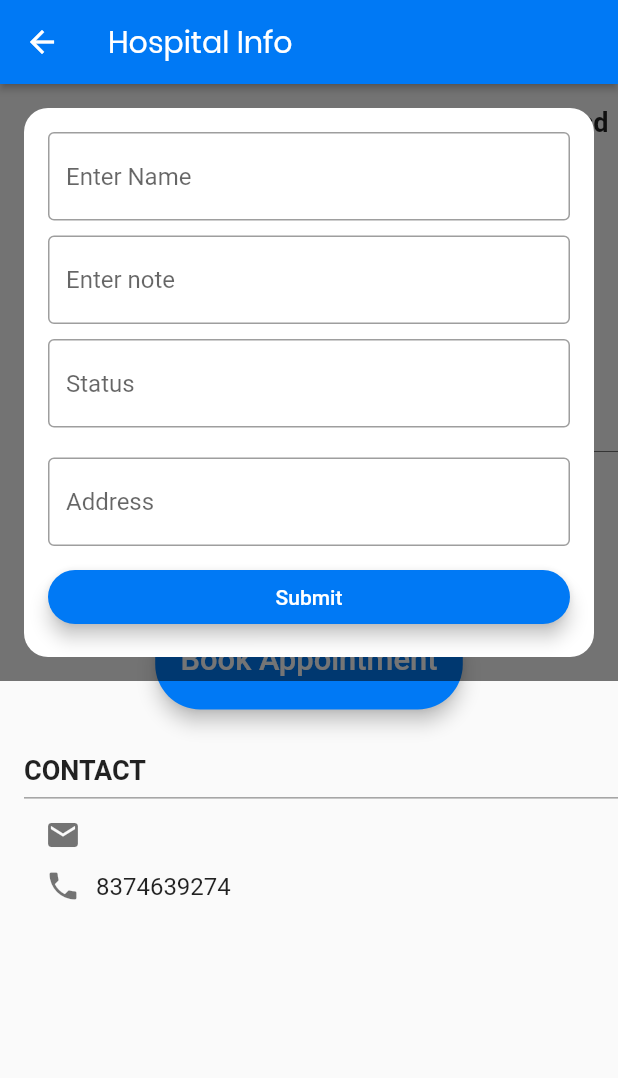
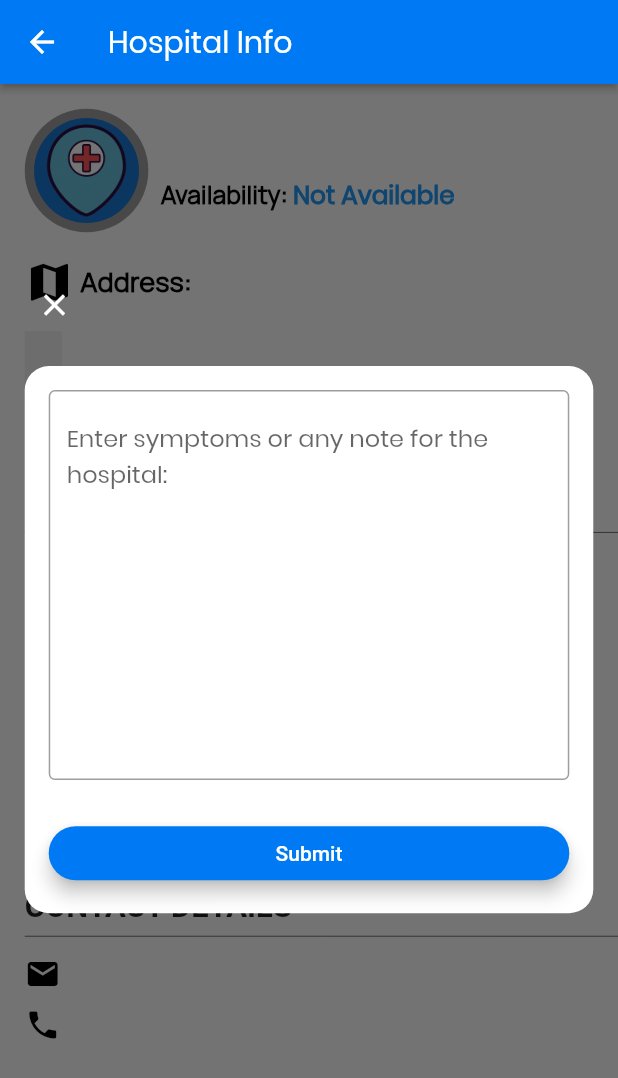
Before and after one commit to saarthak08/Hospitality-MobileClient, a Flutter app: the HospitalInfo screen opened directly with empty values, after a tap on "Book Appointment", on a phone screen of 412 x 824 dp. Shown: the top 1078 px of the screen. Run offline on Flutter 3.47's test engine with Material 2 defaults, Android fonts, the phone set to English and light mode, and no system bars; our stand-ins replace fluttertoast, google_maps_flutter, location, shared_preferences, sliding_up_panel; accounts and stored records are empty; Roboto replaces fonts that are missing (Ubuntu).

Commit message:
update hospital info screen

```diff
--- a/lib/src/models/appointment.dart
+++ b/lib/src/models/appointment.dart
@@ -2,8 +2,12 @@ class Appointment {
   String date;
   String status;
   String hospitalName;
+  String note;
 
-  Appointment({this.date,this.hospitalName,this.status});
+  String get getNote => note;
+
+  set setNote(String note) => this.note = note;
+  Appointment({this.date, this.hospitalName, this.status});
 
   String get getDate => date;
 
@@ -24,5 +28,6 @@ class Appointment {
     this.date = responseMap["date"];
     this.status = responseMap["status"];
     this.hospitalName = responseMap["hospitalName"];
+    this.note = responseMap["note"];
   }
 }
--- a/lib/src/resources/network/network_calls.dart
+++ b/lib/src/resources/network/network_calls.dart
@@ -1,7 +1,7 @@
 import 'package:hospitality/src/models/user.dart';
 import 'package:http/http.dart' show Response;
 
-final String baseURL = "http://192.168.43.197:5000";
+final String baseURL = "http://192.168.43.193:5000";
 
 abstract class NetworkCalls {
   Future<Response> login(
--- a/lib/src/screens/hospital_home_screen.dart
+++ b/lib/src/screens/hospital_home_screen.dart
@@ -13,7 +13,6 @@ class _HospitalDashboardState extends State<HospitalDashboard> {
   double viewportHeight;
   double viewportWidth;
 
-  final GlobalKey<FormState> _formKey = GlobalKey<FormState>();
 
   Widget _hospital(BuildContext context) {
     return HospitalInfo();
--- a/lib/src/screens/hospital_info_screen.dart
+++ b/lib/src/screens/hospital_info_screen.dart
@@ -1,15 +1,18 @@
 import 'package:flutter/cupertino.dart';
 import 'package:flutter/material.dart';
+import 'package:hospitality/src/dialogs/confirm_booking_appointment_dialog.dart';
 import 'package:hospitality/src/models/hospital.dart';
 import '../helpers/dimensions.dart';
 
 class HospitalInfo extends StatefulWidget {
   final Hospital hospital;
+  final int inputDistance;
 
-  HospitalInfo({this.hospital});
+  HospitalInfo({this.hospital, this.inputDistance});
 
   @override
-  _HospitalInfoState createState() => _HospitalInfoState(hospital: hospital);
+  _HospitalInfoState createState() =>
+      _HospitalInfoState(hospital: hospital, inputDistance: this.inputDistance);
 }
 
 class _HospitalInfoState extends State<HospitalInfo> {
@@ -17,16 +20,18 @@ class _HospitalInfoState extends State<HospitalInfo> {
   bool formVisible = false;
   double viewportHeight;
   double viewportWidth;
+  int inputDistance;
   Hospital hospital;
+  String noteAppointment;
 
-  _HospitalInfoState({@required this.hospital});
+  _HospitalInfoState({@required this.hospital, this.inputDistance});
 
   Widget _buildForm() {
     viewportHeight = getViewportHeight(context);
     viewportWidth = getViewportWidth(context);
 
     return Container(
-        margin: const EdgeInsets.all(16.0),
+        margin: EdgeInsets.all(viewportHeight * 0.02),
         decoration: BoxDecoration(
           color: Colors.white,
           borderRadius: BorderRadius.circular(16.0),
@@ -37,50 +42,28 @@ class _HospitalInfoState extends State<HospitalInfo> {
           children: <Widget>[
             TextFormField(
               decoration: InputDecoration(
-                hintText: "Enter Name",
+                hintText: "Enter symptoms or any note for the hospital: ",
                 border: OutlineInputBorder(),
+                hintStyle: TextStyle(
+                  fontFamily: "Poppins",
                 ),
+              ),
+              style: TextStyle(
+                fontFamily: "Poppins",
+              ),
+              maxLines: 10,
               onSaved: (String value) {
-                //  _formData['name'] = value;
+                noteAppointment = value;
+              },
+              validator: (String value) {
+                if (value.isEmpty) {
+                  return "cannot be empty";
+                } else {
+                  return null;
+                }
               },
             ),
-            const SizedBox(height: 10.0),
-            TextFormField(
-              obscureText: true,
-              decoration: InputDecoration(
-                hintText: "Enter note",
-                border: OutlineInputBorder(),
-              ),
-              onSaved: (String value) {
-                // _formData['password'] = value;
-              },
-            ),
-            const SizedBox(height: 10.0),
-            TextFormField(
-              obscureText: true,
-              decoration: InputDecoration(
-                hintText: "Status",
-                border: OutlineInputBorder(),
-              ),
-            ),
-            const SizedBox(height: 10.0),
-            SizedBox(height: 10.0),
-            TextFormField(
-              decoration: InputDecoration(
-                hintText: "Address",
-                border: OutlineInputBorder(),
-              ),
-              validator: (String value) {
-                if (value.isEmpty) {
-                  return 'Address can not be left empty.';
-                }
-                return null;
-              },
-              onSaved: (String value) {
-                //  _formData['username'] = value;
-              },
-            ),
-            const SizedBox(height: 10.0),
+            SizedBox(height: viewportHeight * 0.03),
             RaisedButton(
               color: Theme.of(context).primaryColor,
               textColor: Colors.white,
@@ -104,6 +87,10 @@ class _HospitalInfoState extends State<HospitalInfo> {
       return;
     }
     _formKey.currentState.save();
+    confirmAppointment(
+        context: context,
+        note: noteAppointment,
+        hospitalEmail: hospital.getEmail);
   }
 
   @override
@@ -135,24 +122,50 @@ class _HospitalInfoState extends State<HospitalInfo> {
               crossAxisAlignment: CrossAxisAlignment.start,
               children: <Widget>[
                 SizedBox(
-                  height: 15,
+                  height: viewportHeight * 0.02,
                 ),
                 _buildHeader(),
+                _buildAddress(),
                 Container(
-                  margin: const EdgeInsets.all(16.0),
-                  padding: const EdgeInsets.all(16.0),
+                    margin: EdgeInsets.all(viewportHeight * 0.02),
+                    padding: EdgeInsets.all(viewportHeight * 0.015),
                     decoration: BoxDecoration(color: Colors.grey.shade200),
                     child: Text(
-                      "Our team of over 7000 doctors join us in giving you the best of modern healthcare to ensure you stay healthy, always."),
+                      hospital.getNote,
+                      style: TextStyle(
+                          fontFamily: "BalooTamma2",
+                          fontSize: viewportHeight * 0.02),
+                    )),
+                SizedBox(
+                  height: viewportHeight * 0.04,
                 ),
-                _buildTitle("Availability"),
-                SizedBox(height: 10.0),
-                _buildSkillRow("Beds", 0.75),
+                _buildTitle("Stats"),
+                SizedBox(height: viewportHeight * 0.015),
+                hospital.getTotalBeds == 0 || hospital.getAvailableBeds == 0
+                    ? _buildSkillRow("Beds", 0, 0, 0)
+                    : _buildSkillRow(
+                        "Beds",
+                        hospital.getAvailableBeds / hospital.getTotalBeds,
+                        hospital.getAvailableBeds,
+                        hospital.getTotalBeds),
                 SizedBox(height: 5.0),
-                _buildSkillRow("Doctors", 0.6),
+                hospital.getAvailableDoctors == 0 ||
+                        hospital.getTotalDoctors == 0
+                    ? _buildSkillRow("Doctors", 0, 0, 0)
+                    : _buildSkillRow(
+                        "Doctors",
+                        hospital.getAvailableDoctors / hospital.getTotalDoctors,
+                        hospital.getAvailableDoctors,
+                        hospital.getTotalDoctors),
                 SizedBox(height: 5.0),
-                _buildSkillRow("Distance", 0.65),
-                SizedBox(height: 30.0),
+                hospital.getDistance == 0
+                    ? _buildSkillRow("Displacement (km)", 0, 0, inputDistance)
+                    : _buildSkillRow(
+                        "Displacement (km)",
+                        hospital.getDistance / inputDistance,
+                        hospital.getDistance.toInt(),
+                        inputDistance),
+                SizedBox(height: viewportHeight * 0.04),
                 Row(
                   mainAxisAlignment: MainAxisAlignment.center,
                   children: <Widget>[
@@ -163,16 +176,16 @@ class _HospitalInfoState extends State<HospitalInfo> {
                       splashColor: Colors.blue,
                       color: Theme.of(context).primaryColor,
                       child: Container(
-                        width: viewportWidth * 0.42,
-                        height: viewportHeight * 0.08,
+                        width: viewportWidth * 0.4,
+                        height: viewportHeight * 0.06,
                         alignment: Alignment.center,
                         child: Text(
                           'Book Appointment',
                           textAlign: TextAlign.center,
                           style: TextStyle(
                             color: Colors.white,
-                            fontFamily: "Ubuntu",
-                            fontSize: viewportHeight * 0.025,
+                            fontFamily: "Poppins",
+                            fontSize: viewportHeight * 0.018,
                           ),
                         ),
                       ),
@@ -185,21 +198,19 @@ class _HospitalInfoState extends State<HospitalInfo> {
                     ),
                   ],
                 ),
-                SizedBox(height: 30.0),
-                _buildTitle("Contact"),
+                SizedBox(height: viewportHeight * 0.06),
+                _buildTitle("Contact Details"),
                 SizedBox(height: 5.0),
                 Row(
                   children: <Widget>[
-                    SizedBox(width: 30.0),
+                    SizedBox(width: viewportWidth * 0.04),
                     Icon(
                       Icons.mail,
-                      color: Colors.black54,
+                      color: Colors.black,
                     ),
                     SizedBox(width: 10.0),
                     Text(
-                      hospital.getEmail == null
-                          ? "website.com"
-                          : hospital.getEmail,
+                      hospital.getEmail,
                       style: TextStyle(fontSize: 16.0),
                     ),
                   ],
@@ -207,83 +218,115 @@ class _HospitalInfoState extends State<HospitalInfo> {
                 SizedBox(height: 10.0),
                 Row(
                   children: <Widget>[
-                    SizedBox(width: 30.0),
+                    SizedBox(width: viewportWidth * 0.04),
                     Icon(
                       Icons.phone,
-                      color: Colors.black54,
+                      color: Colors.black,
                     ),
                     SizedBox(width: 10.0),
                     Text(
-                      '8374639274',
+                      hospital.getContactNo,
                       style: TextStyle(fontSize: 16.0),
                     ),
                   ],
                 ),
-                SizedBox(height: 20.0),
               ],
             ),
-            AnimatedSwitcher(
+            formVisible
+                ? AnimatedSwitcher(
                     duration: Duration(milliseconds: 200),
                     child: (!formVisible)
                         ? null
-                  : SingleChildScrollView(
+                        : Center(
+                            child: SingleChildScrollView(
                               child: Container(
+                                color: Colors.black54,
                                 height: viewportHeight,
+                                alignment: Alignment.center,
                                 child: Form(
                                   key: _formKey,
                                   child: Column(
+                                    mainAxisAlignment: MainAxisAlignment.start,
                                     children: <Widget>[
+                                      SizedBox(
+                                        height: viewportHeight * 0.15,
+                                      ),
                                       Container(
-                                color: Colors.black54,
+                                          alignment: Alignment.centerLeft,
+                                          margin: EdgeInsets.only(
+                                              left: viewportWidth * 0.03),
+                                          child: IconButton(
+                                            color: Colors.white,
+                                            icon: Icon(Icons.clear),
+                                            onPressed: () {
+                                              setState(() {
+                                                formVisible = false;
+                                              });
+                                            },
+                                          )),
+                                      Container(
                                         alignment: Alignment.center,
                                         child: AnimatedSwitcher(
                                           duration: Duration(milliseconds: 300),
                                           child: _buildForm(),
                                         ),
-                              ),
+                                      )
                                     ],
                                   ),
                                 ),
                               ),
                             ),
-            ),
+                          ))
+                : Container(),
           ],
         ),
       ),
     );
   }
 
-  Row _buildSkillRow(String skill, double level) {
+  Row _buildSkillRow(String skill, double level, int avail, int total) {
     return Row(
+      mainAxisAlignment: MainAxisAlignment.spaceBetween,
+      mainAxisSize: MainAxisSize.max,
+      crossAxisAlignment: CrossAxisAlignment.center,
       children: <Widget>[
-        SizedBox(width: 16.0),
+        SizedBox(width: viewportHeight * 0.02),
         Expanded(
             flex: 2,
             child: Text(
-              skill.toUpperCase(),
-              textAlign: TextAlign.right,
+              skill,
+              style: TextStyle(
+                  fontFamily: "Poppins",
+                  fontWeight: FontWeight.bold,
+                  fontSize: viewportHeight * 0.02),
+              textAlign: TextAlign.left,
             )),
-        SizedBox(width: 10.0),
         Expanded(
-          flex: 5,
+            flex: 1,
+            child: Container(
                 child: LinearProgressIndicator(
               value: level,
-          ),
-        ),
-        SizedBox(width: 16.0),
+            ))),
+        SizedBox(width: viewportWidth * 0.02),
+        Expanded(
+            child: Text(
+          "$avail/$total",
+          style: TextStyle(fontWeight: FontWeight.bold, fontFamily: "Manrope"),
+        )),
       ],
     );
   }
 
   Widget _buildTitle(String title) {
     return Padding(
-      padding: const EdgeInsets.only(left: 16.0),
+      padding: EdgeInsets.only(left: viewportHeight * 0.02),
       child: Column(
         crossAxisAlignment: CrossAxisAlignment.start,
         children: <Widget>[
           Text(
             title.toUpperCase(),
-            style: TextStyle(fontSize: 18.0, fontWeight: FontWeight.bold),
+            style: TextStyle(
+                fontSize: viewportHeight * 0.025, fontWeight: FontWeight.bold),
           ),
           Divider(
             color: Colors.black54,
@@ -293,45 +336,99 @@ class _HospitalInfoState extends State<HospitalInfo> {
     );
   }
 
+  Widget _buildAddress() {
+    return Container(
+        padding: EdgeInsets.only(
+            top: viewportHeight * 0.02,
+            left: viewportWidth * 0.04,
+            right: viewportWidth * 0.04),
+        child: Row(
+          mainAxisAlignment: MainAxisAlignment.start,
+          children: <Widget>[
+            Icon(
+              Icons.map,
+              size: viewportHeight * 0.04,
+              color: Colors.black,
+            ),
+            SizedBox(width: viewportWidth * 0.01),
+            Flexible(
+                child: Container(
+                    child: Column(
+                        crossAxisAlignment: CrossAxisAlignment.start,
+                        mainAxisAlignment: MainAxisAlignment.start,
+                        children: <Widget>[
+                  RichText(
+                      text: TextSpan(
+                          text: "Address: ",
+                          style: TextStyle(
+                              fontSize: viewportHeight * 0.022,
+                              color: Colors.black,
+                              fontWeight: FontWeight.bold,
+                              fontFamily: "Manrope"),
+                          children: <TextSpan>[
+                        TextSpan(
+                          text: hospital.getAddress,
+                          style: TextStyle(
+                              fontSize: viewportHeight * 0.022,
+                              color: Colors.blue,
+                              fontWeight: FontWeight.bold,
+                              fontFamily: "Poppins"),
+                        )
+                      ])),
+                ]))),
+          ],
+        ));
+  }
+
   Row _buildHeader() {
     return Row(
       children: <Widget>[
-        SizedBox(width: viewportHeight*0.02),
+        SizedBox(width: viewportHeight * 0.02),
         Container(
-            width: 80.0,
-            height: 80.0,
+            width: viewportWidth * 0.2,
+            height: viewportHeight * 0.1,
             child: CircleAvatar(
                 radius: 40,
                 backgroundColor: Colors.grey,
                 child: CircleAvatar(
                     radius: 35.0,
                     backgroundImage: AssetImage('assets/img/splash_bg.png')))),
-        SizedBox(width: 20.0),
+        SizedBox(width: viewportWidth * 0.02),
         Flexible(
             child: Container(
                 child: Column(
+          crossAxisAlignment: CrossAxisAlignment.start,
           children: <Widget>[
             Text(
-              "fjskldjflaksdjfkldfklasdklfjaksdf;asdkfjsdlkfj",
-              style: TextStyle(fontSize: 18.0, fontWeight: FontWeight.bold),
+              hospital.getName,
+              style: TextStyle(
+                  fontSize: viewportHeight * 0.024,
+                  fontWeight: FontWeight.bold,
+                  fontFamily: "Poppins"),
             ),
-            SizedBox(height: 10.0),
-            Text('Availability status'),
+            SizedBox(height: viewportHeight * 0.01),
+            RichText(
+                textAlign: TextAlign.start,
+                text: TextSpan(
+                    text: "Availability: ",
+                    style: TextStyle(
+                        fontSize: viewportHeight * 0.02,
+                        color: Colors.black,
+                        fontWeight: FontWeight.bold,
+                        fontFamily: "Manrope"),
+                    children: <TextSpan>[
+                      TextSpan(
+                        text: hospital.getAvailability
+                            ? "Available"
+                            : "Not Available",
+                        style: TextStyle(
+                            fontSize: viewportHeight * 0.02,
+                            color: Colors.blue,
+                            fontWeight: FontWeight.bold,
+                            fontFamily: "Poppins"),
+                      )
+                    ])),
             SizedBox(height: 5.0),
-            Row(
-              children: <Widget>[
-                Icon(
-                  Icons.map,
-                  size: 12.0,
-                  color: Colors.black54,
-                ),
-                SizedBox(width: 10.0),
-                Text(
-                  'address',
-                  style: TextStyle(color: Colors.black54),
-                ),
-              ],
-            ),
           ],
         )))
       ],
--- a/lib/src/screens/search_hospital_screen.dart
+++ b/lib/src/screens/search_hospital_screen.dart
@@ -267,7 +267,7 @@ class _SearchHospitalScreenState extends State<SearchHospitalScreen> {
             } else {
               hospitalListProvider.setHospitalLists = hospitals;
               Navigator.pop(context);
-              Navigator.push(context, BouncyPageRoute(widget: MapView()));
+              Navigator.push(context, BouncyPageRoute(widget: MapView(inputDistance: distance.toInt(),)));
             }
           } else if (value.statusCode == 404) {
             Navigator.pop(context);
--- a/lib/src/widgets/hospital_list_view_item.dart
+++ b/lib/src/widgets/hospital_list_view_item.dart
@@ -14,8 +14,9 @@ class HospitalListViewItem extends StatelessWidget {
   final Completer<GoogleMapController> controller;
   static var viewportHeight;
   static var viewportWidth;
+  final int inputDistance;
 
-  HospitalListViewItem({this.hospital, this.controller, this.panelController});
+  HospitalListViewItem({this.hospital, this.controller, this.panelController, this.inputDistance});
 
   @override
   Widget build(BuildContext context) {
@@ -120,7 +121,7 @@ class HospitalListViewItem extends StatelessWidget {
                     Navigator.push(
                       context,
                       BouncyPageRoute(
-                        widget: HospitalInfo(hospital:hospital),
+                        widget: HospitalInfo(hospital:hospital,inputDistance:inputDistance),
                       ),
                     );
                   },
```
Also changed, not shown: lib/src/dialogs/confirm_booking_appointment_dialog.dart (added, +65 -0 lines), lib/src/models/hospital.dart (+44 -26 lines), lib/src/models/user.dart (+20 -10 lines), lib/src/screens/map_screen.dart (+11 -5 lines). Lines whose indentation alone changed are shown as unchanged.
